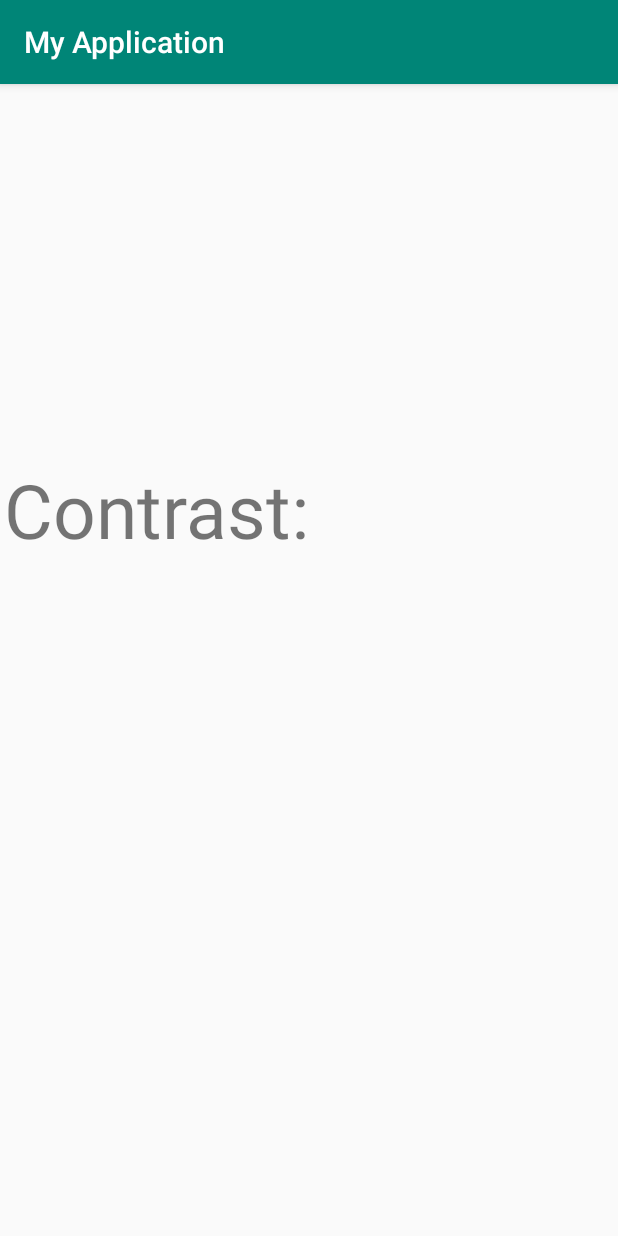
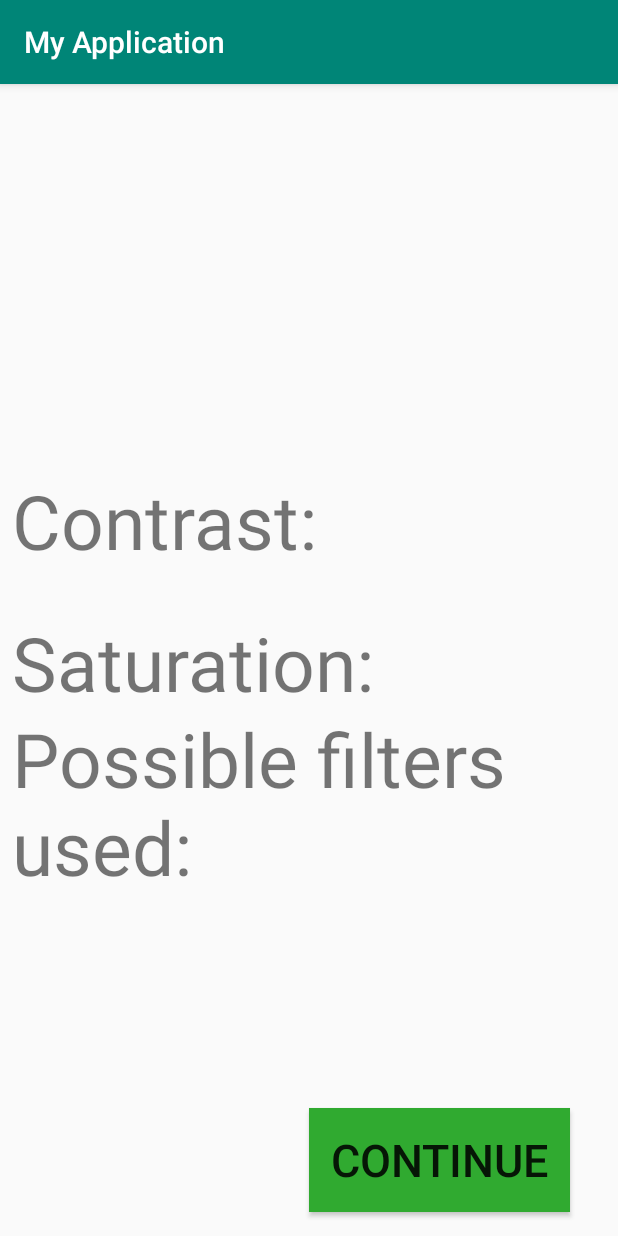
Before and after one commit to SvetlanaCv/FInal_Year_Individual_Project, an Android app: the Main2Activity screen opened directly, with no data from a screen before it, on a phone screen of 412 x 824 dp. Run offline under Robolectric (Android 15) with nearby library versions, the phone set to English and light mode, and no system bars; libraries missing offline, so code that uses them is left out: org.opencv.android, org.opencv.core, org.opencv.imgproc; 8 statements that could not run were skipped.

Commit message:
Added rough skeleton of detection page/activity, also added third activity.

```diff
--- a/app/src/main/AndroidManifest.xml
+++ b/app/src/main/AndroidManifest.xml
@@ -3,6 +3,8 @@
     package="com.example.myapplication">
 
     <uses-permission android:name="android.permission.CAMERA" />
+
+    <uses-permission android:name="android.permission.WRITE_EXTERNAL_STORAGE"/>
 
     <uses-feature
         android:name="android.hardware.camera"
@@ -24,7 +26,8 @@
         android:roundIcon="@mipmap/ic_launcher_round"
         android:supportsRtl="true"
         android:theme="@style/AppTheme">
-        <activity android:name=".Main2Activity"></activity>
+        <activity android:name=".Main3Activity"></activity>
+        <activity android:name=".Main2Activity" />
         <activity
             android:name=".MainActivity"
             android:label="@string/app_name"
--- a/app/src/main/java/com/example/myapplication/Main2Activity.java
+++ b/app/src/main/java/com/example/myapplication/Main2Activity.java
@@ -5,20 +5,41 @@ import androidx.appcompat.app.AppCompatActivity;
 import android.os.Bundle;
 import android.content.Intent;
 import android.util.Log;
+import android.view.View;
 import android.widget.ImageView;
 
 import org.opencv.android.BaseLoaderCallback;
 import org.opencv.android.LoaderCallbackInterface;
 import org.opencv.android.OpenCVLoader;
+import org.opencv.android.Utils;
+import org.opencv.core.Mat;
+import org.opencv.imgproc.Imgproc;
+
 import android.graphics.BitmapFactory;
 import android.graphics.Bitmap;
-import com.example.myapplication.MainActivity.ImageData;
+import android.widget.TextView;
 
-public class Main2Activity extends AppCompatActivity {
+import java.io.File;
+import java.io.FileNotFoundException;
+import java.io.Serializable;
+import java.util.LinkedList;
+import android.widget.Button;
+import android.os.Environment;
+
+import com.example.myapplication.MainActivity.ActivityOneData;
+
+import java.util.ListIterator;
+
+public class Main2Activity extends AppCompatActivity implements Serializable {
 
     private static final String TAG = "Main2Activity";
 
+    private Button continueButton;
     private ImageView imageView;
+    private TextView constrast;
+    private TextView saturation;
+    private static TextView results;
+    private LinkedList<String> filterList;
 
     private BaseLoaderCallback mLoaderCallback = new BaseLoaderCallback(this) {
         @Override
@@ -45,12 +66,83 @@ public class Main2Activity extends AppCompatActivity {
         super.onCreate(savedInstanceState);
         setContentView(R.layout.activity_main2);
         Intent i = getIntent();
-        byte[] stream = (byte[])i.getSerializableExtra("image data");
-        Bitmap bitmap = BitmapFactory.decodeByteArray(stream, 0, stream.length);
+
+        Mat mat = new Mat();
+        String bitmapName = i.getStringExtra("image name");
+        //String path = Environment.getExternalStorageDirectory() + bitmapName + ".png";
+        //Bitmap bitmap = BitmapFactory.decodeFile(path);
+
         imageView = findViewById(R.id.imageView);
-        imageView.setImageBitmap(bitmap);
+        try {
+            Bitmap bitmap = BitmapFactory.decodeStream(this.openFileInput(bitmapName));
+            Utils.bitmapToMat(bitmap, mat);
+            imageView.setImageBitmap(bitmap);
+        }
+        catch( FileNotFoundException e){}
 
+        constrast = findViewById(R.id.textView);
+        saturation = findViewById(R.id.textView2);
+        results = findViewById(R.id.textView3);
 
+        int[] vals = detect_contrast_saturation(mat);
+
+        constrast.setText("Contrast: " + vals[0]);
+        saturation.setText("Saturation: " + vals[1]);
+
+        filterList = new LinkedList<>();
+
+        if (vals[0] > 0 && vals[1] > 0) filterList.push("Clarendon");
+
+        print_results(filterList);
+
+        continueButton = findViewById(R.id.button);
+        continueButton.setOnClickListener(new View.OnClickListener() {
+            @Override
+            public void onClick(View view) {
+                next_Screen(filterList);
+            }
+        });
+
+    }
+
+    public void next_Screen(LinkedList<String> list){
+        Intent intent = new Intent(this, Main3Activity.class);
+        intent.putExtra("filter list", list);
+        startActivity(intent);
+    }
+
+    public static void print_results(LinkedList<String> list){
+        String string = "";
+        while(list.size() > 0){
+            String filter =  list.pop();
+            if(list.size() > 0) string += ", ";
+            string += filter;
+
+        }
+        results.setText("Possible filters used:" + string);
+    }
+
+    public static int[] detect_contrast_saturation(Mat image) {
+        int[] val = new int[2];
+        Imgproc.cvtColor(image, image, Imgproc.COLOR_RGBA2RGB);
+        Imgproc.cvtColor(image, image, Imgproc.COLOR_RGB2HSV);
+        int rows = image.rows();
+        int cols = image.cols();
+        int totalPixels = rows * cols;
+        double saturationTotal = 0;
+        double lo_hi = 0;
+        double mid = 0;
+        for (int i = 0; i < rows; i++) {
+            for (int j = 0; j < cols; j++) {
+                double[] pixel = image.get(i, j);
+                saturationTotal += pixel[1];
+                if (pixel[2] > 180 || pixel[2] < 100) lo_hi++;
+                else mid++;
+            }
+        }
+        val[0] = (int)((lo_hi) / (lo_hi + mid) * 100);
+        val[1] = (int)saturationTotal/totalPixels;
+        return val;
     }
 
     @Override
--- a/app/src/main/res/layout/activity_main2.xml
+++ b/app/src/main/res/layout/activity_main2.xml
@@ -19,13 +19,65 @@
 
     <TextView
         android:id="@+id/textView"
-        android:layout_width="209dp"
-        android:layout_height="90dp"
-        android:layout_marginEnd="200dp"
-        android:layout_marginRight="200dp"
+        android:layout_width="370dp"
+        android:layout_height="73dp"
+        android:layout_marginStart="8dp"
+        android:layout_marginLeft="8dp"
+        android:layout_marginTop="8dp"
+        android:layout_marginEnd="148dp"
+        android:layout_marginRight="148dp"
         android:layout_marginBottom="428dp"
         android:text="Contrast:"
         android:textSize="50dp"
         app:layout_constraintBottom_toBottomOf="parent"
-        app:layout_constraintEnd_toEndOf="parent" />
+        app:layout_constraintEnd_toEndOf="parent"
+        app:layout_constraintHorizontal_bias="0.0"
+        app:layout_constraintStart_toStartOf="parent"
+        app:layout_constraintTop_toTopOf="parent"
+        app:layout_constraintVertical_bias="0.963" />
+
+    <TextView
+        android:id="@+id/textView2"
+        android:layout_width="376dp"
+        android:layout_height="80dp"
+        android:layout_marginStart="8dp"
+        android:layout_marginLeft="8dp"
+        android:layout_marginTop="8dp"
+        android:layout_marginEnd="184dp"
+        android:layout_marginRight="184dp"
+        android:layout_marginBottom="320dp"
+        android:text="Saturation:"
+        android:textSize="50dp"
+        app:layout_constraintBottom_toBottomOf="parent"
+        app:layout_constraintEnd_toEndOf="parent"
+        app:layout_constraintHorizontal_bias="0.0"
+        app:layout_constraintStart_toStartOf="parent"
+        app:layout_constraintTop_toTopOf="parent"
+        app:layout_constraintVertical_bias="0.956" />
+
+    <TextView
+        android:id="@+id/textView3"
+        android:layout_width="376dp"
+        android:layout_height="214dp"
+        android:layout_marginStart="8dp"
+        android:layout_marginLeft="8dp"
+        android:layout_marginTop="416dp"
+        android:text="Results:"
+        android:textSize="50dp"
+        app:layout_constraintStart_toStartOf="parent"
+        app:layout_constraintTop_toTopOf="parent" />
+
+    <Button
+        android:id="@+id/button"
+        android:layout_width="174dp"
+        android:layout_height="69dp"
+        android:layout_marginEnd="32dp"
+        android:layout_marginRight="32dp"
+        android:layout_marginBottom="16dp"
+        android:text="Continue"
+        app:layout_constraintBottom_toBottomOf="parent"
+        app:layout_constraintEnd_toEndOf="parent"
+        android:background="#30AA30"
+        android:textSize="30dp"/>
+
 </androidx.constraintlayout.widget.ConstraintLayout>
```
Also changed, not shown: app/src/main/java/com/example/myapplication/Main3Activity.java (added, +19 -0 lines), app/src/main/java/com/example/myapplication/MainActivity.java (+22 -28 lines), app/src/main/res/layout/activity_main3.xml (added, +9 -0 lines).
